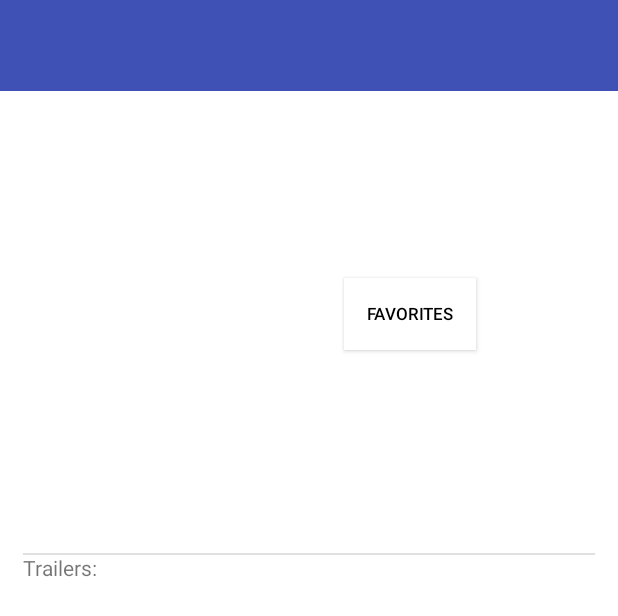
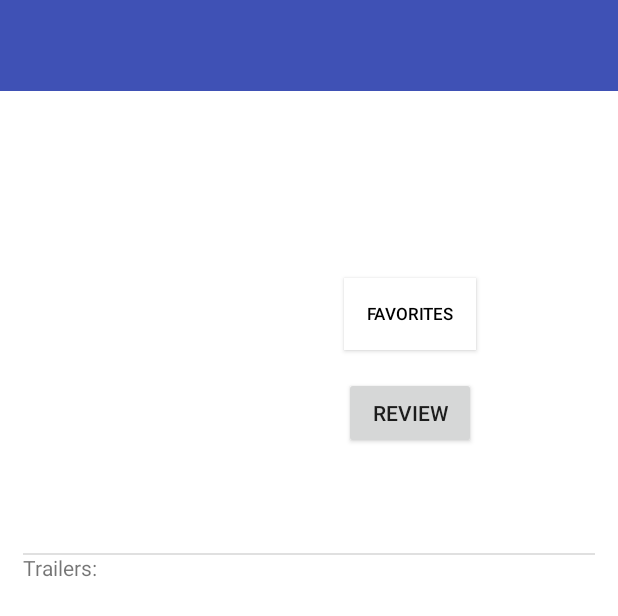
Before and after one commit to ElIkone/moviesDatabase, an Android app: the layout media_delegate.xml on its own in the app's theme, with its tools: preview values and no code run, on a phone screen of 412 x 824 dp. Shown: the top 616 px of the screen. Run offline under Robolectric (Android 15) with nearby library versions, the phone set to English and light mode, and no system bars; network calls fail.

Commit message:
Fix: Add view review button for each movie

```diff
--- a/app/src/main/res/layout/media_delegate.xml
+++ b/app/src/main/res/layout/media_delegate.xml
@@ -109,7 +109,8 @@
             android:textAlignment="center"
             android:layout_below="@+id/textView2"
             android:layout_alignStart="@+id/textView2"
-            android:layout_marginTop="26dp" />
+            android:layout_marginTop="26dp"
+            />
 
         <FrameLayout
             android:id="@+id/frame_layout_text"
@@ -121,6 +122,7 @@
             android:layout_marginEnd="0dp"
             android:layout_marginLeft="15dp"
             >
+
             <View style="@style/Divider"/>
 
             <LinearLayout
@@ -157,5 +159,15 @@
                     />
             </LinearLayout>
         </FrameLayout>
+
+        <Button
+            android:id="@+id/reviewButton"
+            android:layout_width="wrap_content"
+            android:layout_height="wrap_content"
+            android:layout_below="@+id/favoritesButton"
+            android:layout_alignEnd="@+id/favoritesButton"
+            android:layout_marginTop="18dp"
+            android:text="@string/review"
+            />
     </RelativeLayout>
 </ScrollView>
```
